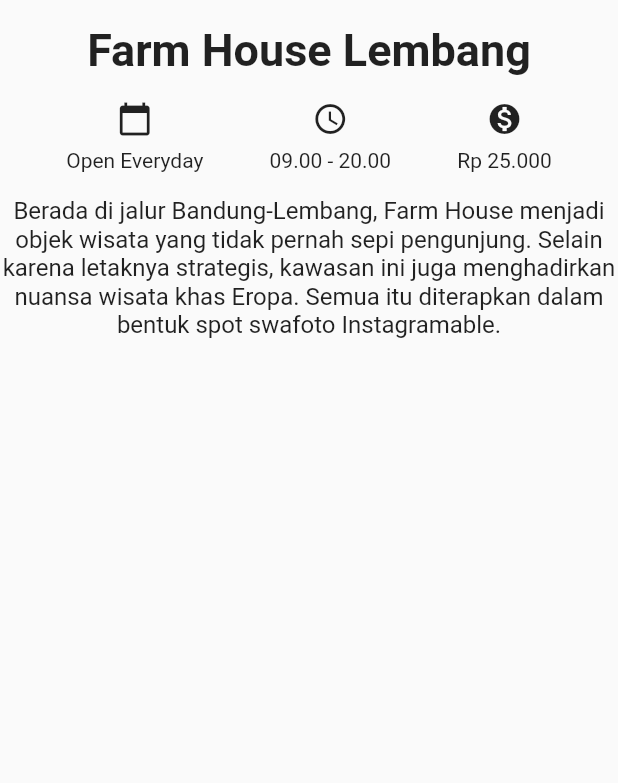
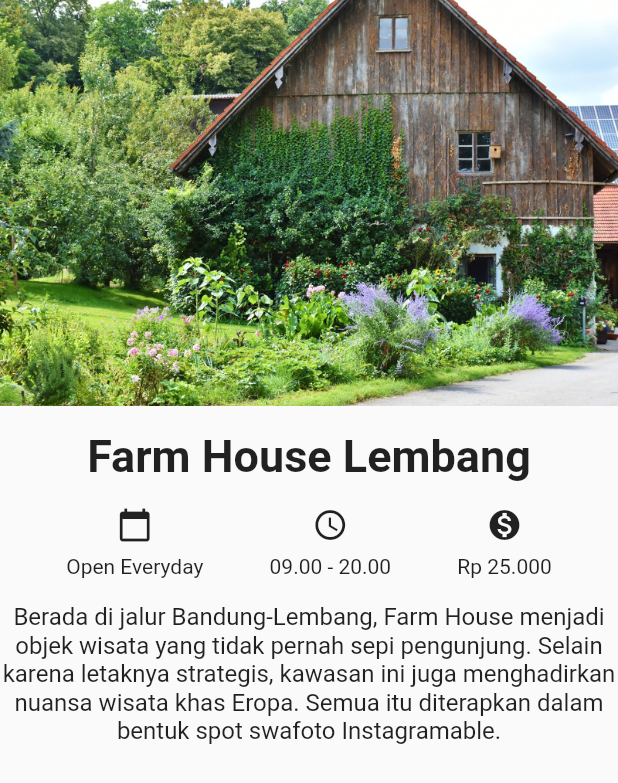
Before and after one commit to dimassdoubles/wisata-bandung, a Flutter app: the screen it shows after launch, on a phone screen of 412 x 824 dp. Shown: the top 783 px of the screen. Run offline on Flutter 3.47's test engine with Material 2 defaults, Android fonts, the phone set to English and light mode, and no system bars.

```diff
--- a/lib/screens/detail_screen.dart
+++ b/lib/screens/detail_screen.dart
@@ -10,6 +10,7 @@ class DetailScreen extends StatelessWidget {
         child: Column(
           crossAxisAlignment: CrossAxisAlignment.stretch,
           children: [
+            Image.asset('images/farm-house.jpg'),
             Container(
               margin: const EdgeInsets.only(top: 16),
               child: const Text(
--- a/pubspec.yaml
+++ b/pubspec.yaml
@@ -58,9 +58,8 @@ flutter:
   uses-material-design: true
 
   # To add assets to your application, add an assets section, like this:
-  # assets:
-  #   - images/a_dot_burr.jpeg
-  #   - images/a_dot_ham.jpeg
+  assets:
+    - images/
 
   # An image asset can refer to one or more resolution-specific "variants", see
   # https://flutter.dev/assets-and-images/#resolution-aware
```
Also changed, not shown: images/farm-house.jpg (added).
